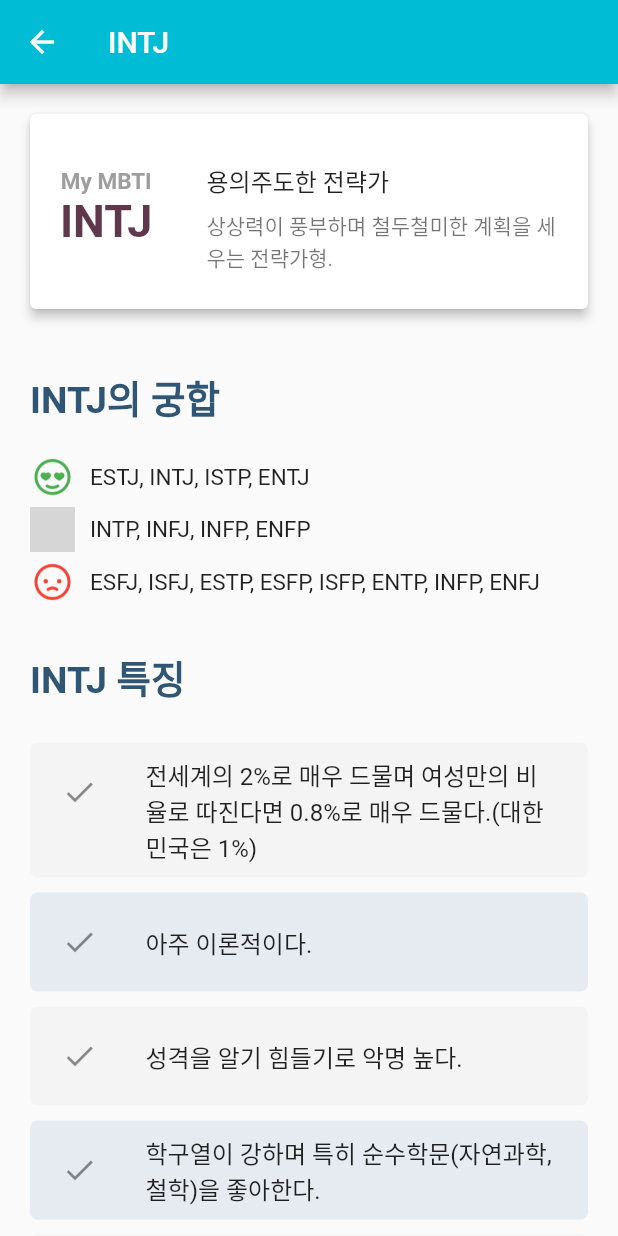
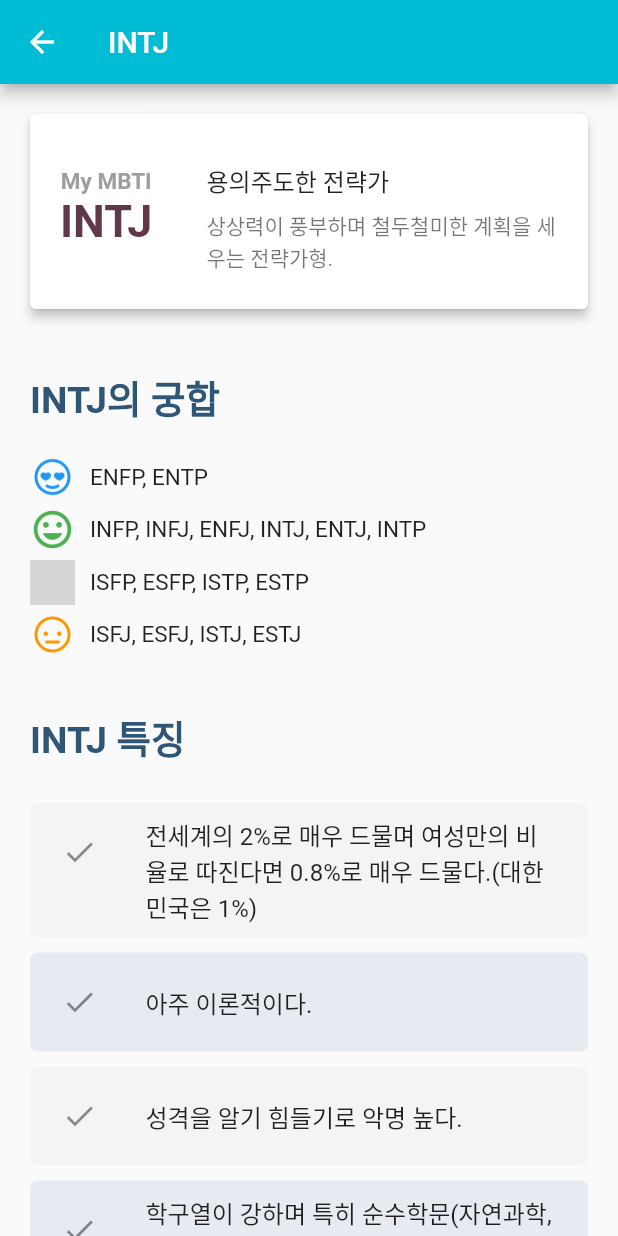
Before and after one commit to powerwlsl/mbti, a Flutter app: the MbtiListScreen screen opened directly, after a tap on "INTJ", on a phone screen of 412 x 824 dp. Run offline on Flutter 3.47's test engine with Material 2 defaults, Android fonts, the phone set to English and light mode, and no system bars; our stand-ins replace fancy_bottom_navigation, shared_preferences; accounts and stored records are empty; grey boxes are pictures that could not be loaded.

Commit message:
update matching thing

```diff
--- a/lib/models/mbtis.dart
+++ b/lib/models/mbtis.dart
@@ -1,11 +1,14 @@
+import 'package:flutter/material.dart';
+
 class Mbtis {
   static const Map<String, Map> Types = {
 //    TODO 닷 빠진거 추가하기
     "INTJ": {
       "matching": {
-        "best": ["ESTJ", "INTJ", "ISTP", "ENTJ"],
-        "normal": ["INTP", "INFJ", "INFP", "ENFP"],
-        "bad": ["ESFJ", "ISFJ", "ESTP", "ESFP", "ISFP", "ENTP", "INFP", "ENFJ"],
+        "best": ["ENFP", "ENTP"],
+        "good": ['INFP', 'INFJ', 'ENFJ', 'INTJ', 'ENTJ', 'INTP'],
+        "normal": ['ISFP', 'ESFP', 'ISTP', 'ESTP'],
+        "not bad": ['ISFJ', 'ESFJ', 'ISTJ', 'ESTJ'],
       },
       "type": "분석형",
       "character": "Architect",
@@ -88,18 +91,10 @@ class Mbtis {
     },
     "INTP": {
       "matching": {
-        "best": ["ENTP", "INTP", "INTJ"],
-        "normal": [
-          "ESTJ",
-          "ISTJ",
-          "ESTP",
-          "ENTJ",
-          "ENFJ",
-          "INFJ",
-          "ENFP",
-          "INFP"
-        ],
-        "bad": ["ESFJ", "ISFJ", "ISTP", "ESFP", "ISFP"],
+        "best": ['ENTJ', 'ESTJ'],
+        "good": ['INFP', 'ENFP', 'INFJ', 'ENFJ', 'INTJ', 'INTP', 'ENTP'],
+        "normal": ['ISFP', 'ESFP', 'ISTP', 'ESTP'],
+        "not bad": ['ISFJ', 'ESFJ', 'ISTJ'],
       },
       "type": "분석형",
       "character": "Logician",
@@ -143,9 +138,18 @@ class Mbtis {
     },
     "ENTJ": {
       "matching": {
-        "best": ["ESTJ", "ISTP", "ENTJ", "ENFJ", "INTJ"],
-        "normal": ["ISTJ", "ESTP", "ENTP", "INTP", "INFJ", "ENFP"],
-        "bad": ["ESFJ", "ISFJ", "ESFP", "ISFP", "INFP"],
+        "best": ["INFP", 'INTP'],
+        "good": ['ENFP', 'INFJ', 'ENFJ', 'INTJ', 'ENTJ', 'ENTP'],
+        "normal": [
+          'ISFP',
+          'ESFP',
+          'ISTP',
+          'ESTP',
+          'ISFJ',
+          'ESFJ',
+          'ISTJ',
+          'ESTJ'
+        ],
       },
       "type": "분석형",
       "character": "Commander",
@@ -180,18 +184,30 @@ class Mbtis {
     },
     "ENTP": {
       "matching": {
-        "best": ["ENTP", "INTP", "INFJ"],
+        "best": [
+          'INFJ',
+          'INTJ',
+        ],
+        "good": [
+          'INFP',
+          'ENFP',
+          'ENFJ',
+          'ENTJ',
+          'INTP',
+          'ENTP',
+        ],
         "normal": [
-          "ESTJ",
-          "ISTJ",
-          "ESTP",
-          "ESFP",
-          "ENTJ",
-          "ENFP",
-          "INFP",
-          "ENFJ"
+          'ISFP',
+          'ESFP',
+          'ISTP',
+          'ESTP',
         ],
-        "bad": ["ESFJ", "ISFJ", "ISTP", "ISFP", "INTJ"],
+        "not bad": [
+          'ISFJ',
+          'ESFJ',
+          'ISTJ',
+          'ESTJ',
+        ],
       },
       "type": "분석형",
       "character": "Debater",
@@ -240,9 +256,9 @@ class Mbtis {
     },
     "INFJ": {
       "matching": {
-        "best": ["ENTP", "ENFP", "INFJ", "INFP", "ENFJ"],
-        "normal": ["ISFJ", "ESFP", "ISFP", "ENTJ", "INTJ", "INTP", "ISTJ"],
-        "bad": ["ESTJ", "ESFJ", "ESTP", "ISTP"],
+        "best": ['ENFP', 'ENTP'],
+        "good": ['INFP', 'INFJ', 'ENFJ', 'INTJ', 'ENTJ', 'INTP'],
+        "bad": ['ISFP', 'ESFP', 'ISTP', 'ESTP', 'ISFJ', 'ESFJ', 'ISTJ', 'ESTJ'],
       },
       "type": "외교형",
       "character": "Advocate",
@@ -281,9 +297,9 @@ class Mbtis {
     },
     "INFP": {
       "matching": {
-        "best": ["ENFP", "INFP", "ENFJ", "INFJ"],
-        "normal": ["ISFJ", "ESFJ", "ESFP", "ISFP", "ENTP", "INTP"],
-        "bad": ["ESTJ", "ISTJ", "ESTP", "ISTP", "ENTJ", "INTJ"],
+        "best": ['ENFJ', 'ENTJ'],
+        "good": ['INFP', 'ENFP', 'INFJ', 'INTJ', 'INTP', 'ENTP'],
+        "bad": ['ISFP', 'ESFP', 'ISTP', 'ESTP', 'ISFJ', 'ESFJ', 'ISTJ', 'ESTJ'],
       },
       "type": "외교형",
       "character": "Mediator",
@@ -326,9 +342,9 @@ class Mbtis {
     },
     "ENFJ": {
       "matching": {
-        "best": ["ISFJ", "ENFJ", "ENTJ", "INFJ", "ENFP", "INFP"],
-        "normal": ["ESFJ", "ESFP", "ISFP", "INTP", "ISTJ", "ENTP"],
-        "bad": ["ESTJ", "ESTP", "ISTP", "INTJ"],
+        "best": ['INFP', 'ISFP'],
+        "good": ['ENFP', 'INFJ', 'ENFJ', 'INTJ', 'ENTJ', 'INTP', 'ENTP'],
+        "bad": ['ESFP', 'ISTP', 'ESTP', 'ISFJ', 'ESFJ', 'ISTJ', 'ESTJ'],
       },
       "type": "외교형",
       "character": "Protagonist",
@@ -360,9 +376,19 @@ class Mbtis {
     },
     "ENFP": {
       "matching": {
-        "best": ["INFJ", "INFP", "ENFJ", "ENFP", "ESFJ"],
-        "normal": ["ENTJ", "ENTP", "INTJ", "INTP", "ESFP", "ISFP"],
-        "bad": ["ISTJ", "ESTJ", "ISTP", "ESTP", "ISFJ"],
+        "best": [
+          'INFJ',
+          'INTJ',
+        ],
+        "good": [
+          'INFP',
+          'ENFP',
+          'ENFJ',
+          'ENTJ',
+          'INTP',
+          'ENTP',
+        ],
+        "bad": ['ISFP', 'ESFP', 'ISTP', 'ESTP', 'ISFJ', 'ESFJ', 'ISTJ', 'ESTJ'],
       },
       "type": "외교형",
       "character": "Campaigner",
@@ -398,9 +424,27 @@ class Mbtis {
     },
     "ISTJ": {
       "matching": {
-        "best": ["ESTJ", "ISTJ", "INTJ", "ISTP", "ESTP"],
-        "normal": ["ENTJ", "INTP", "ENFJ", "INFJ", "ISFJ", "ISFP", "ENTP"],
-        "bad": ["ESFJ", "ESFP", "ENFP", "INFP"],
+        "best": [
+          'ESFP',
+          'ESTP',
+        ],
+        "good": ['ISFJ', 'ESFJ', 'ISTJ', 'ESTJ'],
+        "normal": [
+          'ENTJ',
+          'ISFP',
+          'ISTP',
+        ],
+        "not bad": [
+          'INTJ',
+          'INTP',
+          'ENTP',
+        ],
+        "bad": [
+          'INFP',
+          'ENFP',
+          'INFJ',
+          'ENFJ',
+        ],
       },
       "type": "관리자형",
       "character": "Logistician",
@@ -436,18 +480,27 @@ class Mbtis {
     },
     "ISFJ": {
       "matching": {
-        "best": ["ISFJ", "ENFJ", "ESTJ"],
+        "best": [
+          'ESFP',
+          'ESTP',
+        ],
+        "good": ['ISFJ', 'ESFJ', 'ISTJ', 'ESTJ'],
         "normal": [
-          "ESFJ",
-          "ESTP",
-          "ISFP",
-          "INFJ",
-          "INFP",
-          "ESFP",
-          "ISTJ",
-          "ISFP"
+          'ENTJ',
+          'ISFP',
+          'ISTP',
         ],
-        "bad": ["ENTJ", "INTJ", "ENTP", "INTP", "ENFP"],
+        "not bad": [
+          'INTJ',
+          'INTP',
+          'ENTP',
+        ],
+        "bad": [
+          'INFP',
+          'ENFP',
+          'INFJ',
+          'ENFJ',
+        ],
       },
       "type": "관리자형",
       "character": "Defender",
@@ -491,9 +544,32 @@ class Mbtis {
     },
     "ESTJ": {
       "matching": {
-        "best": ["ISTJ", "ESFJ", "ISFJ", "ENTJ", "INTJ", "ISTP"],
-        "normal": ["ENTP", "INTP", "ESTP", "ESFP", "ISFP"],
-        "bad": ["ESTJ", "ENFJ", "INFJ", "INFP", "ENFP"],
+        "best": [
+          'INTP',
+          'ISFP',
+          'ISTP',
+        ],
+        "good": [
+          'ISFJ',
+          'ESFJ',
+          'ISTJ',
+          'ESTJ',
+        ],
+        "normal": [
+          'ENTJ',
+          'ESFP',
+          'ESTP',
+        ],
+        "not bad": [
+          'INTJ',
+          'ENTP',
+        ],
+        "bad": [
+          'INFP',
+          'ENFP',
+          'INFJ',
+          'ENFJ',
+        ],
       },
       "type": "관리자형",
       "character": "Executive",
@@ -525,9 +601,32 @@ class Mbtis {
     },
     "ESFJ": {
       "matching": {
-        "best": ["ESTJ", "ENFP"],
-        "normal": ["ISFJ", "ESFJ", "ENFJ", "INFP", "ISFP", "ISTP", "ESFP"],
-        "bad": ["ESTP", "ENTJ", "INTJ", "ENTP", "INTP", "INFJ", "ISTJ"],
+        "best": [
+          'ISFP',
+          'ISTP',
+        ],
+        "good": [
+          'ISFJ',
+          'ESFJ',
+          'ISTJ',
+          'ESTJ',
+        ],
+        "normal": [
+          'ENTJ',
+          'ESFP',
+          'ESTP',
+        ],
+        "not bad": [
+          'INTP',
+          'INTJ',
+          'ENTP',
+        ],
+        "bad": [
+          'INFP',
+          'ENFP',
+          'INFJ',
+          'ENFJ',
+        ],
       },
       "type": "관리자형",
       "character": "Consul",
@@ -572,9 +671,31 @@ class Mbtis {
     },
     "ISTP": {
       "matching": {
-        "best": ["ESTJ", "ISTJ", "ENTJ", "ESTP"],
-        "normal": ["ESFJ", "ISFP", "INTJ", "ISFJ"],
-        "bad": ["ISTP", "ESFP", "ENTP", "INTP", "ENFJ", "INFJ", "ENFP", "INFP"],
+        "best": [
+          'ESFJ',
+          'ESTJ',
+        ],
+        "good": [],
+        "normal": [
+          'INTJ',
+          'ENTJ',
+          'INTP',
+          'ENTP',
+          'ISFJ',
+          'ISTJ',
+        ],
+        "not bad": [
+          'ISFP',
+          'ESFP',
+          'ISTP',
+          'ESTP',
+        ],
+        "bad": [
+          'INFP',
+          'ENFP',
+          'INFJ',
+          'ENFJ',
+        ],
       },
       "type": "탐험가형",
       "character": "Virtuoso",
@@ -614,20 +735,31 @@ class Mbtis {
     },
     "ISFP": {
       "matching": {
-        "best": ["ESFP", "ISFP"],
+        "best": [
+          'ENFJ',
+          'ESFJ',
+          'ESTJ',
+        ],
+        "good": [],
         "normal": [
-          "ESTP",
-          "ESTJ",
-          "ESFJ",
-          "ISTP",
-          "ENFJ",
-          "INFJ",
-          "INFP",
-          "ISFJ",
-          "ISTJ",
-          "ENFP"
+          'INTJ',
+          'ENTJ',
+          'INTP',
+          'ENTP',
+          'ISFJ',
+          'ISTJ',
         ],
-        "bad": ["ENTJ", "INTJ", "ENTP", "INTP"],
+        "not bad": [
+          'ISFP',
+          'ESFP',
+          'ISTP',
+          'ESTP',
+        ],
+        "bad": [
+          'INFP',
+          'ENFP',
+          'INFJ',
+        ],
       },
       "type": "탐험가형",
       "character": "Adventurer",
@@ -664,9 +796,31 @@ class Mbtis {
     },
     "ESTP": {
       "matching": {
-        "best": ["ISTJ", "ESTP", "ISTP", "ESFP"],
-        "normal": ["ESTJ", "ISFP", "ENTJ", "ENTP", "INTP", "ISFJ"],
-        "bad": ["ESFJ", "INTJ", "ENFJ", "INFJ", "ENFP", "INFP"],
+        "best": [
+          'ISFJ',
+          'ISTJ',
+        ],
+        "good": [],
+        "normal": [
+          'INTJ',
+          'ENTJ',
+          'INTP',
+          'ENTP',
+          'ESFJ',
+          'ESTJ',
+        ],
+        "not bad": [
+          'ISFP',
+          'ESFP',
+          'ISTP',
+          'ESTP',
+        ],
+        "bad": [
+          'INFP',
+          'ENFP',
+          'INFJ',
+          'ENFJ',
+        ],
       },
       "type": "탐험가형",
       "character": "Entrepreneur",
@@ -708,19 +862,31 @@ class Mbtis {
     },
     "ESFP": {
       "matching": {
-        "best": ["ESTP", "ISFP"],
+        "best": [
+          'ISFJ',
+          'ISTJ',
+        ],
+        "good": [],
         "normal": [
-          "ESTJ",
-          "ESFJ",
-          "ISFJ",
-          "ESFP",
-          "ENTP",
-          "ENFJ",
-          "INFJ",
-          "ENFP",
-          "INFP"
+          'INTJ',
+          'ENTJ',
+          'INTP',
+          'ENTP',
+          'ESFJ',
+          'ESTJ',
         ],
-        "bad": ["ISTJ", "ISTP", "ENTJ", "INTJ", "INTP"],
+        "not bad": [
+          'ISFP',
+          'ESFP',
+          'ISTP',
+          'ESTP',
+        ],
+        "bad": [
+          'INFP',
+          'ENFP',
+          'INFJ',
+          'ENFJ',
+        ],
       },
       "type": "탐험가형",
       "character": "Entertainer",
@@ -752,6 +918,14 @@ class Mbtis {
     },
   };
 
+  static const Map<String, Color> EmojiColor = {
+    "best": Colors.blue,
+    "good": Colors.green,
+    "normal": Colors.yellow,
+    "not bad": Colors.orange,
+    "bad": Colors.red,
+  };
+
   static const Map<String, List> TypesGroupBy = {
     "Analysts": ["INTJ", "INTP", "ENTJ", "ENTP"],
     "Diplomats": ["INFJ", "INFP", "ENFJ", "ENFP"],
--- a/lib/screens/main_screen.dart
+++ b/lib/screens/main_screen.dart
@@ -57,7 +57,9 @@ class _MainScreenState extends State<MainScreen> {
         ),
         SliverToBoxAdapter(
           child: MatchingMbtiList(
-              selectedMbtiType: myMbtiType, selectedMbtiHash: myMbti),
+            selectedMbtiType: myMbtiType,
+            selectedMbtiHash: myMbti,
+          ),
         ),
         SliverToBoxAdapter(
           child: SizedBox(
--- a/lib/screens/mbti_matching_screen.dart
+++ b/lib/screens/mbti_matching_screen.dart
@@ -17,7 +17,6 @@ class MbtiMatchingScreen extends StatefulWidget {
 class _MbtiMatchingScreenState extends State<MbtiMatchingScreen> {
   @override
   String _result;
-  Color resultColor;
 
   Widget build(BuildContext context) {
     String mbti_1 = widget.prefs.getString('mbti_1');
@@ -33,14 +32,6 @@ class _MbtiMatchingScreenState extends State<MbtiMatchingScreen> {
         setState(() {
           _result = Mbtis.getResult(mbti_1, mbti_2);
         });
-
-        if (_result == "best") {
-          resultColor = Colors.green;
-        } else if (_result == "normal") {
-          resultColor = Colors.orange;
-        } else {
-          resultColor = Colors.red;
-        }
       });
     }
 
@@ -61,12 +52,12 @@ class _MbtiMatchingScreenState extends State<MbtiMatchingScreen> {
                     if (_result != null)
                       Image.asset(
                         'images/$_result.png',
-                        color: resultColor,
+                        color: Mbtis.EmojiColor[_result],
                       ),
                     if (_result != null)
                       Text(_result.toUpperCase(),
                           style: kPrimaryTextStyle.copyWith(
-                            color: resultColor,
+                            color: Mbtis.EmojiColor[_result],
                           )),
                   ],
                 ),
--- a/lib/widgets/matching_mbti_list.dart
+++ b/lib/widgets/matching_mbti_list.dart
@@ -1,12 +1,12 @@
 import 'package:flutter/material.dart';
 import 'package:mbti/constants.dart';
+import 'package:mbti/models/mbtis.dart';
 
 class MatchingMbtiList extends StatelessWidget {
-  const MatchingMbtiList({
-    Key key,
+  MatchingMbtiList({
     @required this.selectedMbtiType,
     @required this.selectedMbtiHash,
-  }) : super(key: key);
+  });
 
   final String selectedMbtiType;
   final Map selectedMbtiHash;
@@ -28,72 +28,47 @@ class MatchingMbtiList extends StatelessWidget {
           margin: EdgeInsets.symmetric(horizontal: 20),
           child: Column(
             crossAxisAlignment: CrossAxisAlignment.stretch,
-            children: <Widget>[
-              Row(
+            children: selectedMbtiHash["matching"]
+                .keys
+                .map<Widget>((key) => MatchingRateRow(
+                      result: key,
+                      mbtis: selectedMbtiHash["matching"][key],
+                    ))
+                .toList(),
+          ),
+        ),
+      ],
+    );
+  }
+}
+
+class MatchingRateRow extends StatelessWidget {
+  MatchingRateRow({this.result, this.mbtis});
+  final String result;
+  final List<String> mbtis;
+
+  @override
+  Widget build(BuildContext context) {
+    return Container(
+      margin: EdgeInsets.only(bottom: 5),
+      child: Row(
         children: <Widget>[
           Image.asset(
-                    'images/best.png',
+            'images/$result.png',
             width: 30,
-                    color: Colors.green,
+            color: Mbtis.EmojiColor[result],
           ),
           SizedBox(
             width: 10,
           ),
           Flexible(
             child: Text(
-                      selectedMbtiHash["matching"]["best"].join(', '),
+              mbtis.join(', '),
               style: kPrimarySmallTextStyle,
             ),
           ),
         ],
       ),
-              SizedBox(
-                height: 5,
-              ),
-//                    TODO make each mbti clickable?
-              Row(
-                children: <Widget>[
-                  Image.asset(
-                    'images/normal.png',
-                    width: 30,
-                    color: Colors.orange,
-                  ),
-                  SizedBox(
-                    width: 10,
-                  ),
-                  Flexible(
-                    child: Text(
-                      selectedMbtiHash["matching"]["normal"].join(', '),
-                      style: kPrimarySmallTextStyle,
-                    ),
-                  ),
-                ],
-              ),
-              SizedBox(
-                height: 5,
-              ),
-              Row(
-                children: <Widget>[
-                  Image.asset(
-                    'images/bad.png',
-                    width: 30,
-                    color: Colors.red,
-                  ),
-                  SizedBox(
-                    width: 10,
-                  ),
-                  Flexible(
-                    child: Text(
-                      selectedMbtiHash["matching"]["bad"].join(', '),
-                      style: kPrimarySmallTextStyle,
-                    ),
-                  ),
-                ],
-              ),
-            ],
-          ),
-        ),
-      ],
     );
   }
 }
```
Also changed, not shown: images/good.png (added), images/not bad.png (added), 1 other file. Lines whose indentation alone changed are shown as unchanged.
